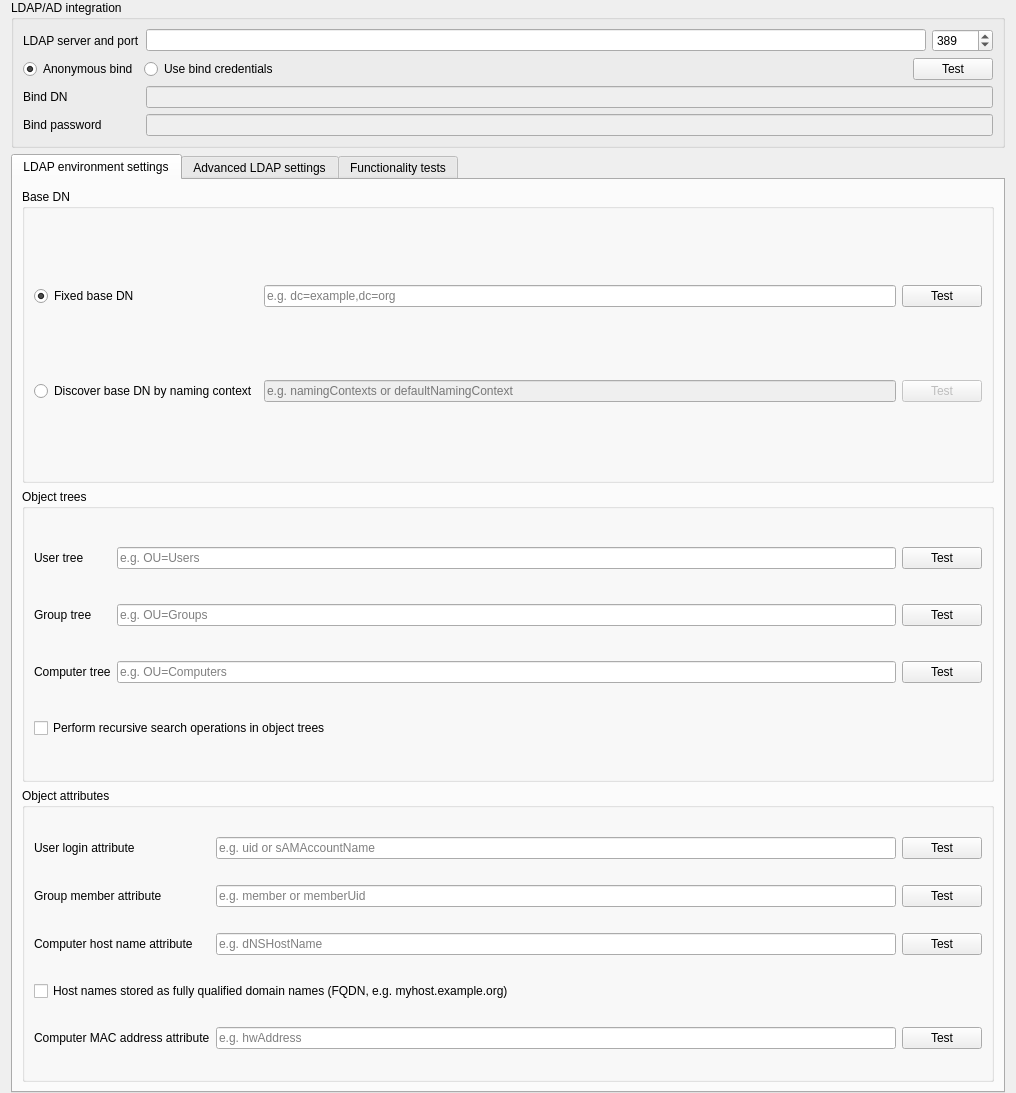
First picture: the form in plugins/ldap/LdapConfigurationPage.ui, repository veyon/veyon, before the edit.
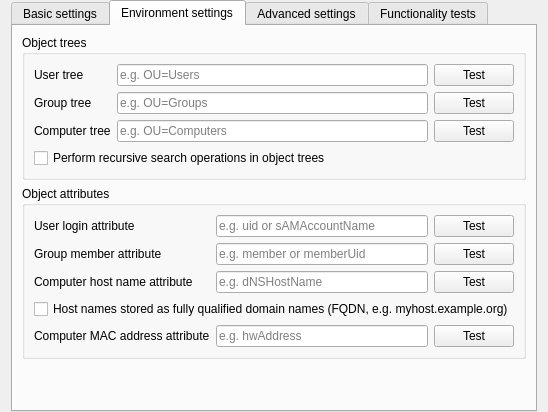
Second picture: the form after the edit. The open tabs and pages were chosen to show the change. Icons and pictures are not drawn.

Commit message: Plugins: LDAP: LdapConfigurationPage: move general settings into dedicated tab

What changed in the file:
```diff
--- a/plugins/ldap/LdapConfigurationPage.ui
+++ b/plugins/ldap/LdapConfigurationPage.ui
@@ -2,14 +2,6 @@
 <ui version="4.0">
  <class>LdapConfigurationPage</class>
  <widget class="QWidget" name="LdapConfigurationPage">
-  <property name="geometry">
-   <rect>
-    <x>0</x>
-    <y>0</y>
-    <width>1016</width>
-    <height>1093</height>
-   </rect>
-  </property>
   <property name="windowTitle">
    <string>LDAP</string>
   </property>
@@ -25,9 +17,19 @@
     <number>0</number>
    </property>
    <item>
+    <widget class="QTabWidget" name="tabWidget">
+     <property name="currentIndex">
+      <number>0</number>
+     </property>
+     <widget class="QWidget" name="tab_4">
+      <attribute name="title">
+       <string>Basic settings</string>
+      </attribute>
+      <layout class="QVBoxLayout" name="verticalLayout_2">
+       <item>
     <widget class="QGroupBox" name="isLdapIntegrationEnabled">
      <property name="title">
-      <string>LDAP/AD integration</string>
+          <string>General</string>
      </property>
      <layout class="QGridLayout" name="gridLayout_15">
       <item row="2" column="1" colspan="2">
@@ -136,16 +138,6 @@
     </widget>
    </item>
    <item>
-    <widget class="QTabWidget" name="tabWidget">
-     <property name="currentIndex">
-      <number>0</number>
-     </property>
-     <widget class="QWidget" name="tab">
-      <attribute name="title">
-       <string>LDAP environment settings</string>
-      </attribute>
-      <layout class="QGridLayout" name="gridLayout_17">
-       <item row="0" column="0" colspan="2">
         <widget class="QGroupBox" name="groupBox_14">
          <property name="title">
           <string>Base DN</string>
@@ -219,7 +211,27 @@
          </layout>
         </widget>
        </item>
-       <item row="1" column="0" colspan="2">
+       <item>
+        <spacer name="verticalSpacer">
+         <property name="orientation">
+          <enum>Qt::Vertical</enum>
+         </property>
+         <property name="sizeHint" stdset="0">
+          <size>
+           <width>20</width>
+           <height>40</height>
+          </size>
+         </property>
+        </spacer>
+       </item>
+      </layout>
+     </widget>
+     <widget class="QWidget" name="tab">
+      <attribute name="title">
+       <string>Environment settings</string>
+      </attribute>
+      <layout class="QGridLayout" name="gridLayout_17">
+       <item row="0" column="0" colspan="2">
         <widget class="QGroupBox" name="groupBox_17">
          <property name="title">
           <string>Object trees</string>
@@ -310,7 +322,7 @@
          </layout>
         </widget>
        </item>
-       <item row="2" column="0" colspan="2">
+       <item row="1" column="0" colspan="2">
         <widget class="QGroupBox" name="groupBox_18">
          <property name="title">
           <string>Object attributes</string>
@@ -426,11 +438,24 @@
          </layout>
         </widget>
        </item>
+       <item row="2" column="0">
+        <spacer name="verticalSpacer_2">
+         <property name="orientation">
+          <enum>Qt::Vertical</enum>
+         </property>
+         <property name="sizeHint" stdset="0">
+          <size>
+           <width>20</width>
+           <height>40</height>
+          </size>
+         </property>
+        </spacer>
+       </item>
       </layout>
      </widget>
      <widget class="QWidget" name="tab_2">
       <attribute name="title">
-       <string>Advanced LDAP settings</string>
+       <string>Advanced settings</string>
       </attribute>
       <layout class="QVBoxLayout" name="verticalLayout_15">
        <item>
```
Lines whose indentation alone changed are shown as unchanged.
